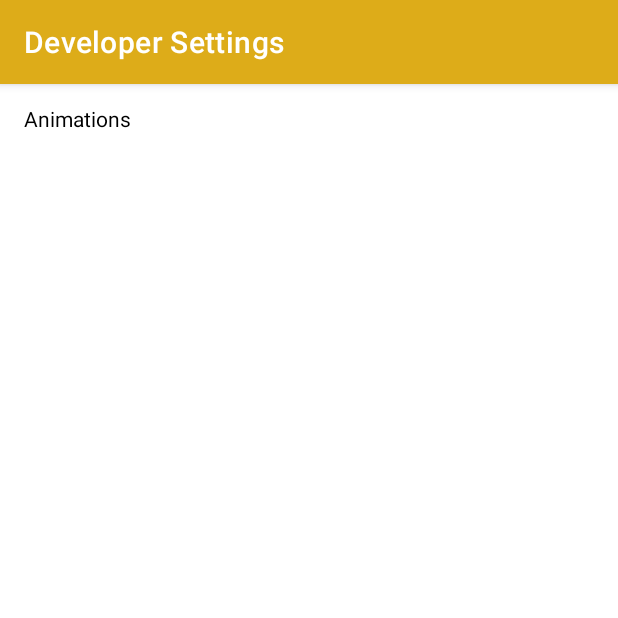
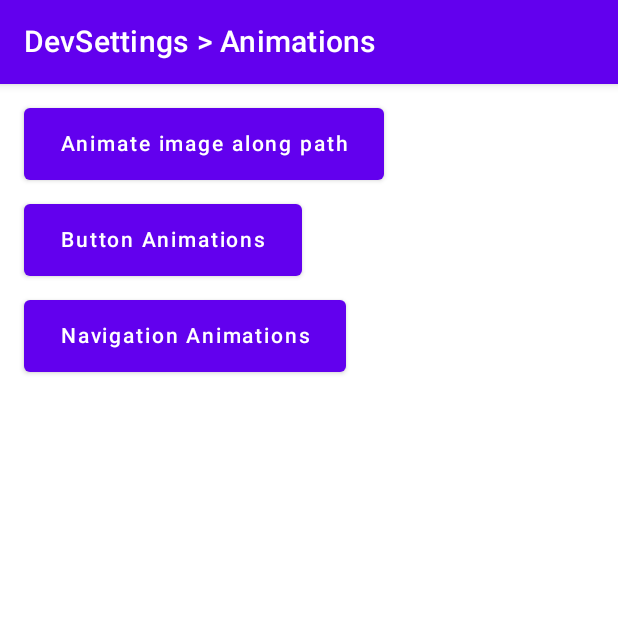
Before and after one commit to laurenyew/AgilityFitTodayApp, an Android app built with Jetpack Compose: the DevSettingsActivity screen opened directly, with no data from a screen before it, after a tap on "Animations", on a phone screen of 412 x 824 dp, the top half of it. Run offline under Robolectric (Android 15) with nearby library versions, the phone set to English and light mode, and no system bars; our stand-ins replace Dagger/Hilt's generated code.

Commit message:
TECH-6: Adding in animations screens to dev settings

```diff
--- a/android/AgilityFitTodayApp/app/src/main/AndroidManifest.xml
+++ b/android/AgilityFitTodayApp/app/src/main/AndroidManifest.xml
@@ -26,7 +26,7 @@
         <activity
             android:name=".ui.devsettings.DevSettingsActivity"
             android:exported="true"
-            android:label="@string/title_dev_settings" />
+            android:theme="@style/Theme.AppCompat.NoActionBar" />
     </application>
 
 </manifest>
--- a/android/AgilityFitTodayApp/app/src/main/java/com/laurenyew/agilityfittodayapp/ui/devsettings/DevSettingsLandingScreen.kt
+++ b/android/AgilityFitTodayApp/app/src/main/java/com/laurenyew/agilityfittodayapp/ui/devsettings/DevSettingsLandingScreen.kt
@@ -8,8 +8,14 @@ import androidx.compose.foundation.layout.height
 import androidx.compose.foundation.layout.padding
 import androidx.compose.material.Button
 import androidx.compose.material.MaterialTheme
+import androidx.compose.material.Scaffold
 import androidx.compose.material.Text
+import androidx.compose.material.TopAppBar
 import androidx.compose.runtime.Composable
+import androidx.compose.runtime.getValue
+import androidx.compose.runtime.mutableStateOf
+import androidx.compose.runtime.remember
+import androidx.compose.runtime.setValue
 import androidx.compose.ui.Alignment
 import androidx.compose.ui.Modifier
 import androidx.compose.ui.text.style.TextAlign
@@ -19,7 +25,7 @@ import androidx.navigation.NavHostController
 import androidx.navigation.compose.NavHost
 import androidx.navigation.compose.composable
 import androidx.navigation.compose.rememberNavController
-import com.laurenyew.agilityfittodayapp.ui.devsettings.animation.AnimationScreen
+import com.laurenyew.agilityfittodayapp.ui.devsettings.animation.AnimationNavHost
 
 @Composable
 fun DevSettingsNavHost(
@@ -27,8 +33,18 @@ fun DevSettingsNavHost(
     navController: NavHostController = rememberNavController(),
     startDestination: String = "landing"
 ) {
+    var title by remember { mutableStateOf("Dev Settings") }
+    Scaffold(
+        topBar = {
+            TopAppBar(title = {
+                Text(text = title)
+            })
+
+        }
+    ) {
         Column(
             Modifier
+                .padding(it)
                 .fillMaxSize()
                 .padding(16.dp),
             horizontalAlignment = Alignment.Start,
@@ -41,18 +57,27 @@ fun DevSettingsNavHost(
             ) {
                 composable("landing") {
                     DevSettingsLandingScreen(
-                    onNavigateToAnimation = { navController.navigate("animation") },
-                    /*...*/
+                        onNavigateToAnimation = {
+                            navController.navigate("animation")
+                            title = "DevSettings > Animations"
+                        },
                     )
                 }
-            composable("animation") { AnimationScreen() }
+                composable("animation") {
+                    AnimationNavHost(
+                        onUpdateTopAppBarTitle = { newTitle: String ->
+                            title = newTitle
+                        }
+                    )
+                }
+            }
         }
     }
 }
 
 @Composable
 fun DevSettingsLandingScreen(
-    onNavigateToAnimation: (() -> Unit),
+    onNavigateToAnimation: (() -> Unit)
 ) {
     Button(onClick = {
         onNavigateToAnimation()
--- /dev/null
+++ b/android/AgilityFitTodayApp/app/src/main/java/com/laurenyew/agilityfittodayapp/ui/devsettings/animation/AnimationScreens.kt
@@ -0,0 +1,119 @@
+package com.laurenyew.agilityfittodayapp.ui.devsettings.animation
+
+import androidx.compose.foundation.layout.Arrangement
+import androidx.compose.foundation.layout.Column
+import androidx.compose.foundation.layout.Spacer
+import androidx.compose.foundation.layout.fillMaxSize
+import androidx.compose.foundation.layout.height
+import androidx.compose.foundation.layout.padding
+import androidx.compose.material.Button
+import androidx.compose.material.MaterialTheme
+import androidx.compose.material.Text
+import androidx.compose.runtime.Composable
+import androidx.compose.ui.Alignment
+import androidx.compose.ui.Modifier
+import androidx.compose.ui.text.style.TextAlign
+import androidx.compose.ui.tooling.preview.Preview
+import androidx.compose.ui.unit.dp
+import androidx.navigation.NavHostController
+import androidx.navigation.compose.NavHost
+import androidx.navigation.compose.composable
+import androidx.navigation.compose.rememberNavController
+
+@Composable
+fun AnimationNavHost(
+    onUpdateTopAppBarTitle: ((String) -> Unit),
+    modifier: Modifier = Modifier,
+    navController: NavHostController = rememberNavController(),
+    startDestination: String = "landing"
+) {
+
+    NavHost(
+        modifier = modifier,
+        navController = navController,
+        startDestination = startDestination
+    ) {
+        composable("landing") {
+            AnimationLandingScreen(
+                onNavigateToImageAnimatedPathScreen = {
+                    navController.navigate("image_animated_path")
+                    onUpdateTopAppBarTitle("Animations > Image Path")
+                },
+                onNavigateToButtonAnimationsScreen = {
+                    navController.navigate("button_animations")
+                    onUpdateTopAppBarTitle("Animations > Buttons")
+                },
+                onNavigateToNavANimationsScreen = {
+                    navController.navigate("nav_animations")
+                    onUpdateTopAppBarTitle("Animations > Navigation")
+                }
+            )
+        }
+        composable("image_animated_path") { ImageAnimatedPathScreen() }
+        composable("button_animations") { ButtonAnimationScreen() }
+        composable("nav_animations") { NavAnimationScreen() }
+    }
+}
+
+@Composable
+fun AnimationLandingScreen(
+    onNavigateToImageAnimatedPathScreen: (() -> Unit),
+    onNavigateToButtonAnimationsScreen: (() -> Unit),
+    onNavigateToNavANimationsScreen: (() -> Unit)
+) {
+    Column(
+        Modifier
+            .fillMaxSize(),
+        horizontalAlignment = Alignment.Start,
+        verticalArrangement = Arrangement.Top
+    ) {
+        Button(onClick = {
+            onNavigateToImageAnimatedPathScreen()
+        }) {
+            Text(
+                text = "Animate image along path",
+                textAlign = TextAlign.Center,
+                style = MaterialTheme.typography.button,
+                modifier = Modifier
+                    .padding(8.dp)
+            )
+        }
+        Spacer(modifier = Modifier.height(16.dp))
+
+        Button(onClick = {
+            onNavigateToButtonAnimationsScreen()
+        }) {
+            Text(
+                text = "Button Animations",
+                textAlign = TextAlign.Center,
+                style = MaterialTheme.typography.button,
+                modifier = Modifier
+                    .padding(8.dp)
+            )
+        }
+        Spacer(modifier = Modifier.height(16.dp))
+
+        Button(onClick = {
+            onNavigateToImageAnimatedPathScreen()
+        }) {
+            Text(
+                text = "Navigation Animations",
+                textAlign = TextAlign.Center,
+                style = MaterialTheme.typography.button,
+                modifier = Modifier
+                    .padding(8.dp)
+            )
+        }
+        Spacer(modifier = Modifier.height(16.dp))
+    }
+}
+
+@Preview
+@Composable
+fun AnimationLandingScreen_Preview() {
+    AnimationLandingScreen(
+        onNavigateToImageAnimatedPathScreen = { },
+        onNavigateToButtonAnimationsScreen = { },
+        onNavigateToNavANimationsScreen = { }
+    )
+}
--- a/android/AgilityFitTodayApp/app/src/main/java/com/laurenyew/agilityfittodayapp/ui/devsettings/animation/AnimationScreen.kt
+++ b/android/AgilityFitTodayApp/app/src/main/java/com/laurenyew/agilityfittodayapp/ui/devsettings/animation/NavAnimationScreen.kt
@@ -4,13 +4,16 @@ import androidx.compose.material.Text
 import androidx.compose.runtime.Composable
 import androidx.compose.ui.tooling.preview.Preview
 
+/**
+ * Animation screens showing button / card animation into a new screen
+ */
 @Composable
-fun AnimationScreen() {
-    Text(text = "Animations")
+fun NavAnimationScreen() {
+    Text("Navigation")
 }
 
 @Preview
 @Composable
-fun AnimationScreen_Preview() {
-    AnimationScreen()
+fun NavAnimationScreen_Preview() {
+
 }
```
Also changed, not shown: android/AgilityFitTodayApp/app/src/main/java/com/laurenyew/agilityfittodayapp/ui/devsettings/animation/ButtonAnimationScreen.kt (added, +19 -0 lines), android/AgilityFitTodayApp/app/src/main/java/com/laurenyew/agilityfittodayapp/ui/devsettings/animation/ImageAnimatedPathScreen.kt (added, +19 -0 lines). Lines whose indentation alone changed are shown as unchanged.
